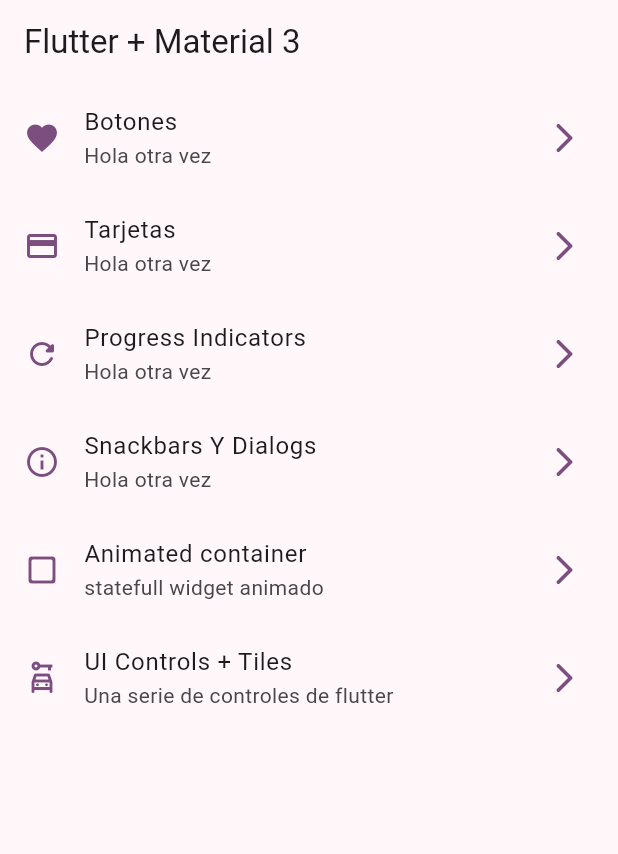
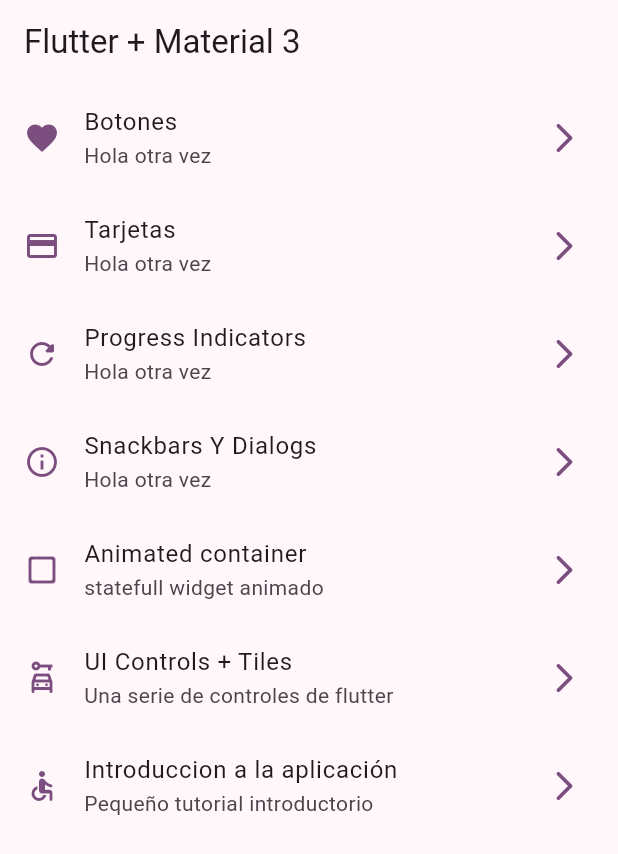
Before and after one commit to josbertjg/widgets_app, a Flutter app: the screen it shows after launch, on a phone screen of 412 x 824 dp. Shown: the top 854 px of the screen. Run offline on Flutter 3.47's test engine with Material 3 defaults, Android fonts, the phone set to English and light mode, and no system bars; our stand-ins replace go_router.

Commit message:
Add images

```diff
--- a/lib/config/router/routes.dart
+++ b/lib/config/router/routes.dart
@@ -69,4 +69,11 @@ const appRoutes = <RouteItem>[
       link: "/ui-controls",
       icon: Icons.car_rental_outlined,
       screen: UiControlsScreen()),
+  RouteItem(
+      name: AppTutorialScreen.name,
+      title: "Introduccion a la aplicación",
+      subtitle: "Pequeño tutorial introductorio",
+      link: "/tutorial",
+      icon: Icons.accessible_rounded,
+      screen: AppTutorialScreen()),
 ];
--- a/pubspec.yaml
+++ b/pubspec.yaml
@@ -1,6 +1,6 @@
 name: widgets_app
 description: "A new Flutter project."
-publish_to: 'none'
+publish_to: "none"
 version: 0.1.0
 
 environment:
@@ -18,3 +18,6 @@ dev_dependencies:
 
 flutter:
   uses-material-design: true
+
+assets:
+  - assets/images/
```
